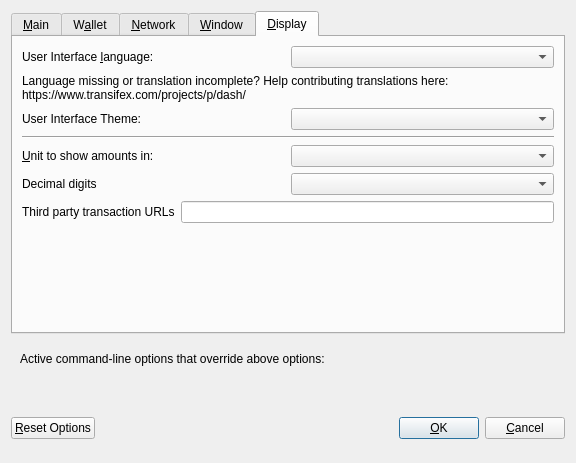
Qt form src/qt/forms/optionsdialog.ui (theRealDijida/PAC) before a commit.
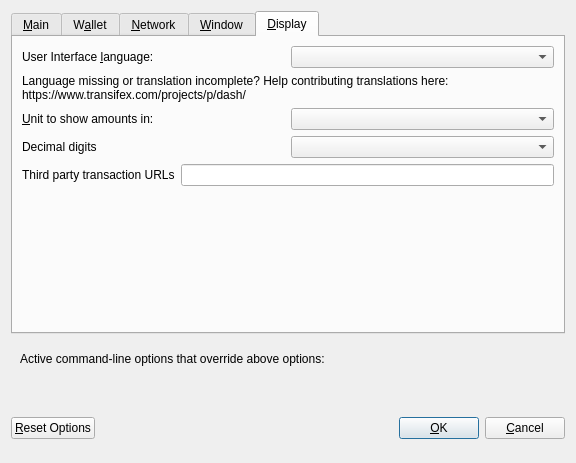
The same form after that commit. The open tabs and pages were chosen to show the change. Custom widgets are drawn as their Qt base class.

What changed in the file:
```diff
--- a/src/qt/forms/optionsdialog.ui
+++ b/src/qt/forms/optionsdialog.ui
@@ -726,27 +726,6 @@
          </property>
         </widget>
        </item>
-       <item>
-        <layout class="QHBoxLayout" name="horizontalLayout_4_Display" stretch="0,0">
-         <item>
-          <widget class="QLabel" name="themeLabel">
-           <property name="text">
-            <string>User Interface Theme:</string>
-           </property>
-          </widget>
-         </item>
-         <item>
-          <widget class="QValueComboBox" name="theme"/>
-         </item>
-        </layout>
-       </item>
-       <item>
-        <widget class="Line" name="line">
-         <property name="orientation">
-          <enum>Qt::Horizontal</enum>
-         </property>
-        </widget>
-       </item>
        <item>
         <layout class="QHBoxLayout" name="horizontalLayout_2_Display">
          <item>
```
